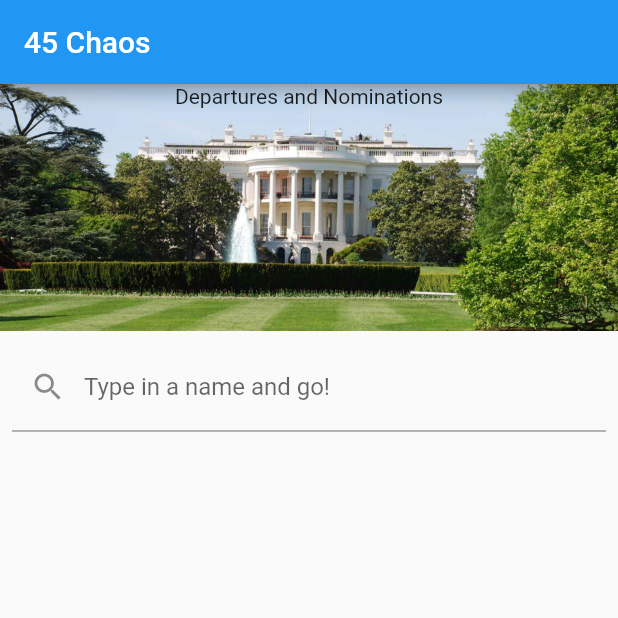
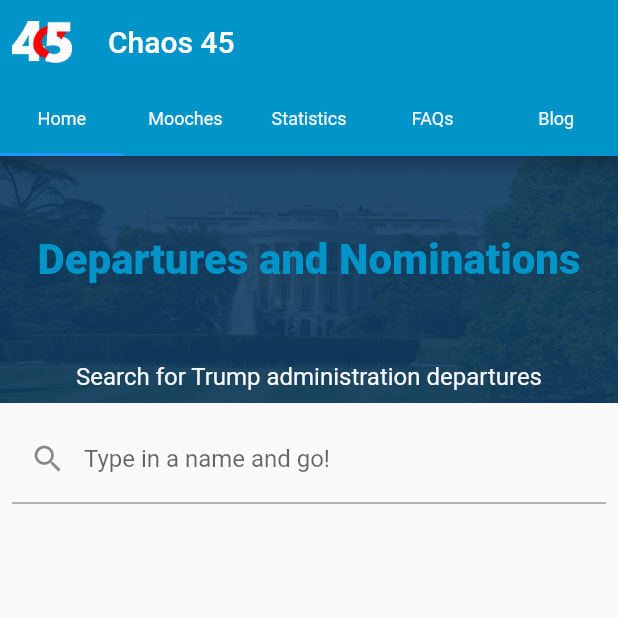
Before and after one commit to dekoding/45-chaos-mobile, a Flutter app: the screen it shows after launch, on a phone screen of 412 x 824 dp, the top half of it. Run offline on Flutter 3.47's test engine with Material 2 defaults, Android fonts, the phone set to English and light mode, and no system bars; our stand-ins replace charts_flutter; network calls fail; Roboto replaces fonts that are missing (Fjalla One).

Commit message:
Mooches and stats up (still need affiliations)

```diff
--- a/lib/main.dart
+++ b/lib/main.dart
@@ -1,17 +1,51 @@
 import 'package:flutter/material.dart';
+import 'package:forty_five_chaos/styling/fonts.dart';
 import 'package:forty_five_chaos/views/chaos.dart';
+import 'package:forty_five_chaos/views/mooches.dart';
+import 'package:forty_five_chaos/views/stats.dart';
 
 void main() => runApp(ChaosApp());
 
 class ChaosApp extends StatelessWidget {
+
+  final List<Tab> tabs = [
+    Tab(child: Text('Home', style: ChaosStyles.toolbarButton)),
+    Tab(child: Text('Mooches', style: ChaosStyles.toolbarButton)),
+    Tab(child: Text('Statistics', style: ChaosStyles.toolbarButton)),
+    Tab(child: Text('FAQs', style: ChaosStyles.toolbarButton)),
+    Tab(child: Text('Blog', style: ChaosStyles.toolbarButton)),
+  ];
+
   @override
   Widget build(BuildContext context) {
     return MaterialApp(
+      home: DefaultTabController(
+          length: tabs.length,
+          child: Scaffold(
+          appBar: AppBar(
+            leading: Padding(
+              padding: const EdgeInsets.all(8.0),
+              child: Image.asset('assets/images/logo.png'),
+            ),
+            title: Text('Chaos 45'),
+            backgroundColor: ChaosColors.blue,
+            bottom: TabBar(tabs: tabs),
+          ),
+            body: TabBarView(
+              children: <Widget>[
+                ChaosPage(),
+                MoochesPage(),
+                StatsPage(),
+                Placeholder(),
+                Placeholder()
+              ],
+            )
+        ),
+      ),
       title: 'Chaos 45',
       theme: ThemeData(
         primarySwatch: Colors.blue,
       ),
-      home: ChaosPage(title: '45 Chaos'),
     );
   }
 }
--- /dev/null
+++ b/lib/shared/customwidgets.dart
@@ -0,0 +1,52 @@
+import 'package:flutter/material.dart';
+import 'package:forty_five_chaos/styling/fonts.dart';
+
+class ChaosHeader extends StatelessWidget {
+  ChaosHeader({
+    Key key,
+    this.primary,
+    this.secondary
+  }) : super(key: key);
+
+  final String primary;
+  final String secondary;
+
+  @override
+  Widget build(BuildContext context) {
+    return Container(
+      child: Column(
+        children: <Widget>[
+          Expanded(
+              child: Center(child: Text(primary, style: ChaosStyles.hero))),
+          Align(
+            child: Padding(
+              padding: const EdgeInsets.only(
+                  bottom: 8.0
+              ),
+              child: Text(secondary, style: ChaosStyles.heroSub),
+            ),
+            alignment: AlignmentDirectional.bottomCenter,
+          )
+        ],
+      ),
+      height: MediaQuery
+          .of(context)
+          .size
+          .height / 5,
+      width: MediaQuery
+          .of(context)
+          .size
+          .width,
+      decoration: BoxDecoration(
+          image: DecorationImage(
+            fit: BoxFit.cover,
+            image: AssetImage('assets/images/whiteHouseBanner.jpg'),
+            colorFilter: new ColorFilter.mode(
+                ChaosColors.darkBlue.withOpacity(0.9),
+                BlendMode.srcATop
+            ),
+          )
+      ),
+    );
+  }
+}
--- /dev/null
+++ b/lib/styling/fonts.dart
@@ -0,0 +1,37 @@
+import 'package:flutter/foundation.dart';
+import 'package:flutter/widgets.dart';
+
+class ChaosColors {
+  ChaosColors._();
+
+  static const blue = Color(0xFF0194C9);
+  static const darkBlue = Color(0xFF0F3B61);
+  static const pale = Color(0xFFF7F7FF);
+  static const coolGray = Color(0xFF757678);
+  static const coolGrayLight = Color(0xFFE0E1E4);
+  static const disabled = Color(0xFFB1B2B2);
+  static const white = Color(0xFFFFFFFF);
+}
+
+class ChaosStyles {
+  ChaosStyles._();
+
+  static Diagnosticable hero = TextStyle(
+      fontFamily: 'Fjalla One',
+      fontWeight: FontWeight.w800,
+      fontSize: 28,
+      color: ChaosColors.blue
+  );
+
+  static Diagnosticable heroSub = TextStyle(
+      fontWeight: FontWeight.w400,
+      fontSize: 16,
+      color: ChaosColors.pale
+  );
+
+  static Diagnosticable toolbarButton = TextStyle(
+      fontWeight: FontWeight.w400,
+      color: ChaosColors.pale,
+      fontSize: 12
+  );
+}
--- a/lib/views/chaos.dart
+++ b/lib/views/chaos.dart
@@ -1,13 +1,9 @@
-import 'dart:developer';
-import 'dart:ui';
 import 'package:flutter/material.dart';
 import 'package:forty_five_chaos/models/chaos.dart';
 import 'package:forty_five_chaos/services/data.dart';
+import 'package:forty_five_chaos/shared/customwidgets.dart';
 
 class ChaosPage extends StatefulWidget {
-  ChaosPage({Key key, this.title}) : super(key: key);
-  final String title;
-
   @override
   _ChaosPage createState() => _ChaosPage();
 }
@@ -21,7 +17,7 @@ class _ChaosPage extends State<ChaosPage> {
   ChaosEntry selected;
 
   Future<void> populateItems() async {
-    List<ChaosEntry> data = await getDepartures();
+    List<ChaosEntry> data = await DataService.getDepartures();
     setState(() {
       items.clear();
       allItems.clear();
@@ -33,10 +29,10 @@ class _ChaosPage extends State<ChaosPage> {
   void filterItems(String query) {
     List<ChaosEntry> searchList = [];
     searchList.addAll(allItems);
-    if(query.isNotEmpty) {
+    if (query.isNotEmpty) {
       List<ChaosEntry> searchResults = [];
       searchList.forEach((entry) {
-        if(entry.contains(query)) {
+        if (entry.contains(query)) {
           searchResults.add(entry);
         }
       });
@@ -54,16 +50,39 @@ class _ChaosPage extends State<ChaosPage> {
   }
 
   Future<void> _details() async {
-    switch(
+    switch (
     await showDialog<bool>(
         context: context,
         builder: (BuildContext context) {
+          String dittoHead = selected.image;
+          String url = 'https://45chaos.com/api/images/$dittoHead';
           return SimpleDialog(
             title: Text(selected.firstName + ' ' + selected.lastName),
             children: <Widget>[
-                Text('Blah blah nothing here yet'),
+              Row(
+                children: <Widget>[
+                  Column(
+                    children: <Widget>[
+                      Image.network(url,
+                          width: 110,
+                          fit: BoxFit.contain
+                      ),
+                      Text(selected.firstName + ' ' + selected.lastName),
+                      Text(selected.position)
+                    ],
+                  ),
+                  Column(
+                    children: <Widget>[
+                      Text('Affiliation: ' + selected.affiliation),
+                      Text('Hired: ' + selected.dateHired)
+                    ],
+                  )
+                ],
+              ),
               SimpleDialogOption(
-                  onPressed: () { Navigator.pop(context, true); },
+                onPressed: () {
+                  Navigator.pop(context, true);
+                },
                 child: const Text('OK'),
               )
             ],
@@ -71,7 +90,8 @@ class _ChaosPage extends State<ChaosPage> {
         }
     )
     ) {
-      default: break;
+      default:
+        break;
     }
   }
 
@@ -83,39 +103,11 @@ class _ChaosPage extends State<ChaosPage> {
 
   @override
   Widget build(BuildContext context) {
-    return Scaffold(
-      appBar: AppBar(
-        // Here we take the value from the MyHomePage object that was created by
-        // the App.build method, and use it to set our appbar title.
-        title: Text(widget.title),
-      ),
-      body: Column(
+    return Column(
         children: <Widget>[
-            Stack(
-              fit: StackFit.passthrough,
-              overflow: Overflow.clip,
-              children: <Widget>[
-                Image.asset(
-                    'assets/images/whiteHouseBanner.jpg',
-                    fit: BoxFit.cover,
-                    height: MediaQuery
-                        .of(context)
-                        .size
-                        .height / 5,
-                    width: MediaQuery
-                        .of(context)
-                        .size
-                        .width
-                ),
-                Center(
-                    child: Text(
-                        'Departures and Nominations',
-                        style: TextStyle(
-                            fontFamily: "Fjalla One"
-                        )
-                    )
-                )
-              ],
+          ChaosHeader(
+              primary: 'Departures and Nominations',
+              secondary: 'Search for Trump administration departures'
           ),
           Padding(
             padding: const EdgeInsets.all(8.0),
@@ -137,7 +129,6 @@ class _ChaosPage extends State<ChaosPage> {
                     ChaosEntry entry = items[index];
                     String dittoHead = entry.image;
                     String url = 'https://45chaos.com/api/images/$dittoHead';
-                      log(url);
                     return Padding(
                       padding: const EdgeInsets.all(8.0),
                       child: Card(
@@ -173,7 +164,7 @@ class _ChaosPage extends State<ChaosPage> {
               )
           )
         ]
-      ), // This trailing comma makes auto-formatting nicer for build methods.
+      // This trailing comma makes auto-formatting nicer for build methods.
     );
   }
 }
--- a/pubspec.yaml
+++ b/pubspec.yaml
@@ -20,6 +20,7 @@ dependencies:
   flutter:
     sdk: flutter
   http: ^0.12.0+2
+  charts_flutter: ^0.8.1
 
   # The following adds the Cupertino Icons font to your application.
   # Use with the CupertinoIcons class for iOS style icons.
@@ -47,7 +48,7 @@ flutter:
   #  - images/a_dot_ham.jpeg
   assets:
     - assets/images/whiteHouseBanner.jpg
-    - assets/fonts/
+    - assets/images/logo.png
 
   # An image asset can refer to one or more resolution-specific "variants", see
   # https://flutter.dev/assets-and-images/#resolution-aware.
```
Also changed, not shown: lib/models/stat.dart (added, +77 -0 lines), lib/services/data.dart (+35 -5 lines), lib/views/mooches.dart (added, +80 -0 lines), lib/views/stats.dart (added, +123 -0 lines), pubspec.lock. Lines whose indentation alone changed are shown as unchanged.
